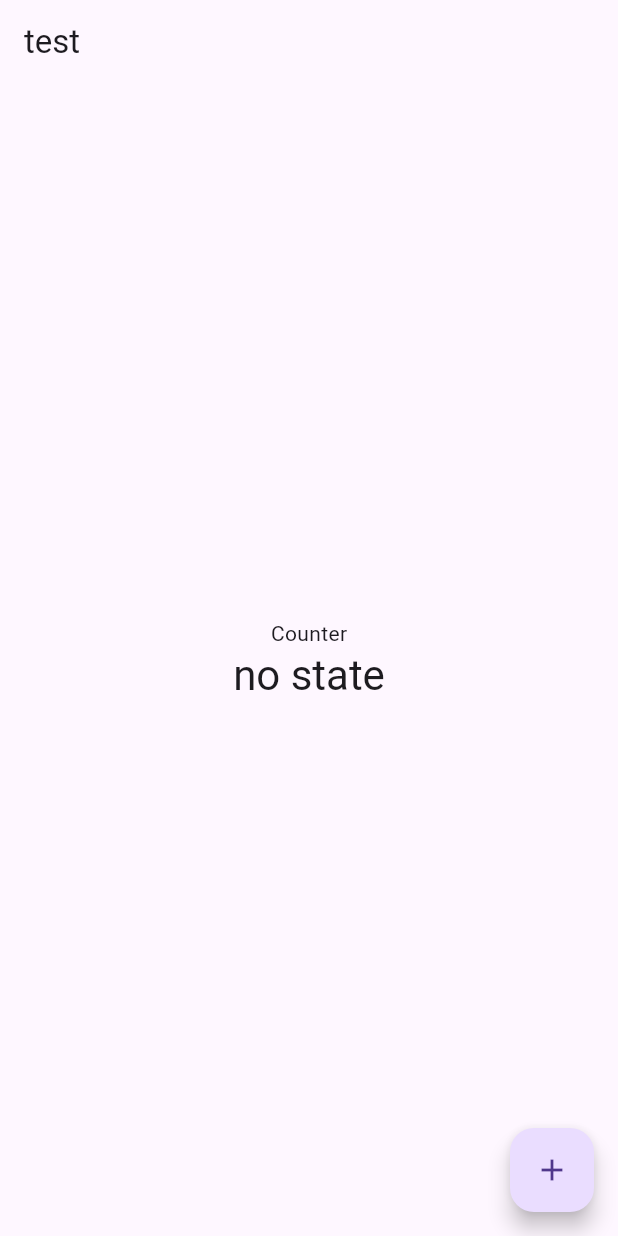
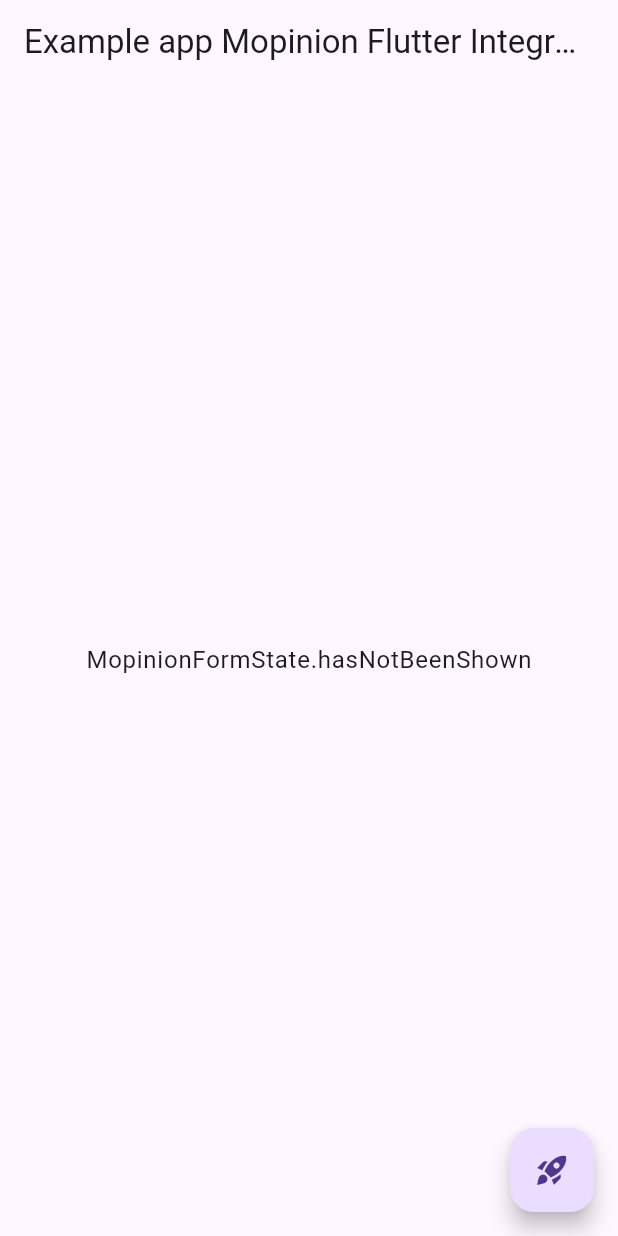
Before and after one commit to Mopinion-com/mopinion_flutter_integration_plugin, a Flutter app: the screen it shows after launch, on a phone screen of 412 x 824 dp. Run offline on Flutter 3.47's test engine with Material 3 defaults, Android fonts, the phone set to English and light mode, and no system bars.

Commit message:
Improvement Example app

```diff
--- a/example/lib/main.dart
+++ b/example/lib/main.dart
@@ -1,7 +1,7 @@
 import 'dart:async';
+import 'dart:developer';
 
 import 'package:flutter/material.dart';
-import 'package:flutter/services.dart';
 import 'package:mopinion_flutter_integration_plugin/mopinion_flutter_integration_plugin.dart';
 
 void main() {
@@ -11,7 +11,6 @@ void main() {
 class MyApp extends StatelessWidget {
   const MyApp({super.key});
 
-  // This widget is the root of your application.
   @override
   Widget build(BuildContext context) {
     return MaterialApp(
@@ -19,88 +18,73 @@ class MyApp extends StatelessWidget {
       theme: ThemeData(
         primarySwatch: Colors.blue,
       ),
-      home: const MyHomePage(title: 'Flutter Demo Home Page'),
+      home: const MyHomePage(),
     );
   }
 }
 
 class MyHomePage extends StatefulWidget {
-  const MyHomePage({super.key, required this.title});
-
-  final String title;
+  const MyHomePage({super.key});
 
   @override
   State<MyHomePage> createState() => _MyHomePageState();
 }
 
 class _MyHomePageState extends State<MyHomePage> {
-  String _state = "no state";
+  var _state = MopinionFormState.hasNotBeenShown;
+  late final StreamSubscription<MopinionFormState> _streamSubscription;
 
   @override
   void initState() {
     super.initState();
-    initialize();
+    _initialize();
   }
 
-  Future<void> initialize() async {
+  @override
+  void dispose() {
+    _streamSubscription.cancel();
+    super.dispose();
+  }
+
+  Future<void> _initialize() async {
     try {
-      MopinionFlutterIntegrationPlugin.initSdk("YOUR_DEPLOYMENT_ID", true);
-      events();
-    } on PlatformException {
-      print("error");
+      MopinionFlutterIntegrationPlugin.initSdk("YOUR_DEPLOYMENT_KEY",
+          enableLogging: true);
+      _streamSubscription = MopinionFlutterIntegrationPlugin.eventsData()
+          .listen(_setTextEventName);
+    } catch (error) {
+      log(error.toString());
     }
   }
 
   Future<void> _launchEvent(String eventName) async {
-    setState(() {
-      MopinionFlutterIntegrationPlugin.event(eventName);
-    });
-  }
-
-  void _setTextEventName(event) {
-    setState(() => _state = event);
-  }
-
-  Future<void> events() async {
-    Stream stream;
     try {
-      stream = MopinionFlutterIntegrationPlugin.eventsData();
-      stream.listen(_setTextEventName, onError: _onError);
-    } on PlatformException {
-      print("Failed to get events stream.");
+      await MopinionFlutterIntegrationPlugin.event(eventName);
+    } catch (error) {
+      log(error.toString());
     }
   }
 
-  static void _onError(error) {
-    print("Error info: $error");
+  void _setTextEventName(MopinionFormState event) {
+    setState(() => _state = event);
   }
 
   @override
   Widget build(BuildContext context) {
     return Scaffold(
       appBar: AppBar(
-        title: const Text("test"),
+        title: const Text("Example app Mopinion Flutter Integration Plugin"),
       ),
       body: Center(
-        child: Column(
-          mainAxisAlignment: MainAxisAlignment.center,
-          children: <Widget>[
-            const Text(
-              'Counter',
-            ),
-            Text(
-              _state,
-              style: Theme.of(context).textTheme.headlineMedium,
-            ),
-          ],
+        child: Text(
+          _state.toString(),
+          style: Theme.of(context).textTheme.bodyLarge,
         ),
       ),
       floatingActionButton: FloatingActionButton(
-        onPressed: () {
-          _launchEvent("EVENT_NAME");
-        },
-        tooltip: 'Increment',
-        child: const Icon(Icons.add),
+        onPressed: () => _launchEvent("EVENT_NAME"),
+        tooltip: 'Launch form',
+        child: const Icon(Icons.rocket_launch),
       ), // This trailing comma makes auto-formatting nicer for build methods.
     );
   }
--- a/lib/src/mopinion_flutter_integration_plugin.dart
+++ b/lib/src/mopinion_flutter_integration_plugin.dart
@@ -5,8 +5,8 @@ class MopinionFlutterIntegrationPlugin {
   static const _platform = MopinionPlatform();
 
   /// Initializes the SDK with [deploymentKey]. Optionally, you can enable logging.
-  static Future<void> initSdk(String deploymentKey, {bool enableLog = false}) =>
-      _platform.initSdk(deploymentKey, enableLog: enableLog);
+  static Future<void> initSdk(String deploymentKey, {bool enableLogging = false}) =>
+      _platform.initSdk(deploymentKey, enableLogging: enableLogging);
 
   /// Launches event with [eventName].
   static Future<void> event(String eventName) => _platform.event(eventName);
```
Also changed, not shown: lib/src/mopinon_platform.dart (+5 -3 lines), example/pubspec.lock.
